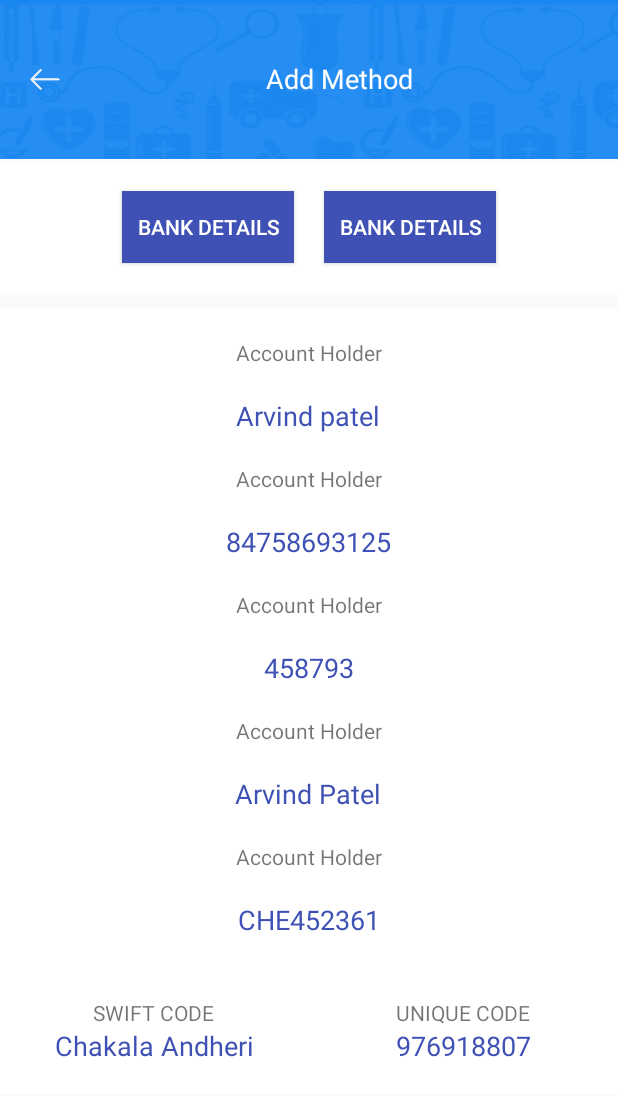
After one commit to daniyalahmedkhan/Teleafya, an Android app: the AddNewMethod screen opened directly, with no data from a screen before it, on a phone screen of 412 x 824 dp. The commit adds this screen. Shown: the top 1096 px of the screen. Run offline under Robolectric (Android 15) with nearby library versions, the phone set to English and light mode, and no system bars; Roboto replaces fonts that are not available here.

Commit message:
accoutn info done

```diff
--- a/app/src/main/AndroidManifest.xml
+++ b/app/src/main/AndroidManifest.xml
@@ -100,7 +100,11 @@
             android:theme="@style/AppTheme.NoActionBar"
             android:windowSoftInputMode="stateAlwaysHidden|adjustResize" />
         <activity android:name=".Ui.Pharmacy_Ui.CompanyInfo" />
-        <activity android:name=".Ui.Pharmacy_Ui.AccountInfo"></activity>
+        <activity android:name=".Ui.Pharmacy_Ui.AccountInfo" />
+        <activity android:name=".Ui.Pharmacy_Ui.AddNewMethod"
+            android:theme="@style/AppTheme.NoActionBar"
+
+            ></activity>
     </application>
 
 </manifest>
--- /dev/null
+++ b/app/src/main/java/com/example/ast/teleafya/Ui/Pharmacy_Ui/AddNewMethod.java
@@ -0,0 +1,35 @@
+package com.example.ast.teleafya.Ui.Pharmacy_Ui;
+
+import android.support.v7.app.AppCompatActivity;
+import android.os.Bundle;
+import android.widget.ListView;
+
+import com.example.ast.teleafya.R;
+
+import java.util.ArrayList;
+
+public class AddNewMethod extends AppCompatActivity {
+
+
+
+    String[] titles = {"Arvind patel" , "84758693125" , "458793" , "Arvind Patel" , "CHE452361" , "Chakala Andheri" , "976918807" , "Business"};
+    ArrayList<String[]> arr;
+
+    ListView l1;
+
+
+    @Override
+    protected void onCreate(Bundle savedInstanceState) {
+        super.onCreate(savedInstanceState);
+        setContentView(R.layout.activity_add_new_method);
+
+        arr = new ArrayList<>();
+        arr.add(titles);
+        l1 = (ListView) findViewById(R.id.listNewMethod);
+        NewMethod_Custom adapter = new NewMethod_Custom(AddNewMethod.this,  arr );
+        l1.setAdapter(adapter);
+
+
+
+    }
+}
--- a/app/src/main/java/com/example/ast/teleafya/Ui/Pharmacy_Ui/Custom_AccountAdapter.java
+++ b/app/src/main/java/com/example/ast/teleafya/Ui/Pharmacy_Ui/Custom_AccountAdapter.java
@@ -1,6 +1,7 @@
 package com.example.ast.teleafya.Ui.Pharmacy_Ui;
 
 import android.content.Context;
+import android.content.Intent;
 import android.support.annotation.NonNull;
 import android.support.annotation.Nullable;
 import android.view.LayoutInflater;
@@ -13,6 +14,8 @@ import android.widget.TextView;
 import com.example.ast.teleafya.R;
 
 import java.util.ArrayList;
+
+import static com.example.ast.teleafya.R.mipmap.star;
 
 /**
  * Created by Kashif on 10/31/2017.
@@ -77,6 +80,14 @@ public class Custom_AccountAdapter extends ArrayAdapter {
 
 
 
+        textView1.setOnClickListener(new View.OnClickListener() {
+            @Override
+            public void onClick(View view) {
+                Intent intent = new Intent(getContext(), AddNewMethod.class).setFlags(Intent.FLAG_ACTIVITY_NEW_TASK);;
+                getContext().startActivity(intent);
+
+            }
+        });
 
 
 
--- /dev/null
+++ b/app/src/main/java/com/example/ast/teleafya/Ui/Pharmacy_Ui/NewMethod_Custom.java
@@ -0,0 +1,83 @@
+package com.example.ast.teleafya.Ui.Pharmacy_Ui;
+
+import android.content.Context;
+import android.support.annotation.NonNull;
+import android.support.annotation.Nullable;
+import android.view.LayoutInflater;
+import android.view.View;
+import android.view.ViewGroup;
+import android.widget.ArrayAdapter;
+import android.widget.TextView;
+
+import com.example.ast.teleafya.R;
+
+import java.util.ArrayList;
+
+/**
+ * Created by Kashif on 11/1/2017.
+ */
+
+public class NewMethod_Custom extends ArrayAdapter {
+
+    String[] titleArray;
+    ArrayList<String[]> arr;
+
+
+    public NewMethod_Custom(Context context, ArrayList<String[]> arr) {
+        super(context, R.layout.new_method_custom, arr);
+        this.arr = arr;
+
+    }
+
+    @Override
+    public int getPosition(@Nullable Object item) {
+        return super.getPosition(item);
+    }
+
+    @Override
+    public int getCount() {
+        return super.getCount();
+    }
+
+    @NonNull
+    @Override
+    public View getView(int position, View convertView, ViewGroup parent) {
+
+
+        LayoutInflater inflater = (LayoutInflater) getContext().getSystemService(Context.LAYOUT_INFLATER_SERVICE);
+        View row = inflater.inflate(R.layout.new_method_custom, parent, false);
+
+
+
+        TextView textView1 = (TextView) row.findViewById(R.id.AccHolderName);
+        TextView textView2 = (TextView) row.findViewById(R.id.AccNumber2);
+        TextView textView3 = (TextView) row.findViewById(R.id.BankName2);
+        TextView textView4 = (TextView) row.findViewById(R.id.BranchName2);
+
+        TextView textView5 = (TextView) row.findViewById(R.id.BeneAdd2);
+
+        TextView textView6 = (TextView) row.findViewById(R.id.SwifCode);
+        TextView textView7 = (TextView) row.findViewById(R.id.uniquecode);
+        titleArray = arr.get(0);
+
+        textView1.setText(titleArray[0]);
+        textView2.setText(titleArray[1]);
+        textView3.setText(titleArray[2]);
+        textView4.setText(titleArray[3]);
+
+        textView5.setText(titleArray[4]);
+
+        textView6.setText(titleArray[5]);
+        textView7.setText(titleArray[6]);
+
+
+
+
+
+
+
+
+
+        return row;
+    }
+}
--- /dev/null
+++ b/app/src/main/res/layout/activity_add_new_method.xml
@@ -0,0 +1,89 @@
+<?xml version="1.0" encoding="utf-8"?>
+<LinearLayout xmlns:android="http://schemas.android.com/apk/res/android"
+    xmlns:app="http://schemas.android.com/apk/res-auto"
+    xmlns:tools="http://schemas.android.com/tools"
+    android:layout_width="match_parent"
+    android:layout_height="match_parent"
+    android:orientation="vertical"
+    tools:context="com.example.ast.teleafya.Ui.Pharmacy_Ui.AddNewMethod">
+
+    <LinearLayout
+        android:layout_width="match_parent"
+        android:layout_height="wrap_content"
+        android:orientation="horizontal"
+        android:background="@mipmap/profile_bg">
+
+
+        <ImageView
+            android:layout_width="wrap_content"
+            android:layout_height="wrap_content"
+            android:src="@mipmap/back"
+            android:layout_marginLeft="20dp"
+            android:layout_gravity="center"
+            />
+
+        <TextView
+            android:layout_width="match_parent"
+            android:layout_height="wrap_content"
+            android:text="Add Method"
+            android:textAppearance="@style/Base.TextAppearance.AppCompat.Medium"
+            android:textColor="@color/colorWhite"
+            android:gravity="center"
+            android:layout_marginTop="40dp"
+            />
+
+
+
+    </LinearLayout>
+
+
+
+
+    <LinearLayout
+        android:layout_width="match_parent"
+        android:layout_height="wrap_content"
+        android:background="@color/colorWhite"
+        android:orientation="horizontal"
+        android:gravity="center"
+        android:layout_marginTop="1dp"
+        android:paddingTop="10dp"
+        android:paddingBottom="10dp"
+        >
+
+        <Button
+            android:layout_width="wrap_content"
+            android:layout_height="wrap_content"
+            android:background="@color/colorPrimary"
+            android:text="Bank Details"
+            android:paddingLeft="10dp"
+            android:paddingRight="10dp"
+            android:layout_marginBottom="10dp"
+            android:layout_marginTop="10dp"
+            android:layout_marginRight="10dp"
+            android:textColor="@color/colorWhite"
+            />
+        <Button
+            android:layout_width="wrap_content"
+            android:layout_height="wrap_content"
+            android:background="@color/colorPrimary"
+            android:text="Bank Details"
+            android:paddingLeft="10dp"
+            android:layout_marginBottom="10dp"
+            android:layout_marginTop="10dp"
+            android:paddingRight="10dp"
+
+            android:layout_marginLeft="10dp"
+            android:textColor="@color/colorWhite"
+            />
+
+    </LinearLayout>
+
+
+    <ListView
+        android:layout_width="match_parent"
+        android:layout_height="wrap_content"
+        android:layout_marginTop="10dp"
+        android:id="@+id/listNewMethod"
+        ></ListView>
+
+</LinearLayout>
--- /dev/null
+++ b/app/src/main/res/layout/new_method_custom.xml
@@ -0,0 +1,251 @@
+<?xml version="1.0" encoding="utf-8"?>
+<LinearLayout xmlns:android="http://schemas.android.com/apk/res/android"
+    android:orientation="vertical"
+    android:layout_width="match_parent"
+    android:layout_height="match_parent">
+
+
+
+    <LinearLayout
+        android:layout_width="match_parent"
+        android:layout_height="wrap_content"
+        android:background="@color/colorWhite"
+        android:orientation="vertical">
+
+
+        <LinearLayout
+            android:layout_width="match_parent"
+            android:layout_height="wrap_content"
+            android:orientation="vertical"
+            android:gravity="center">
+
+
+            <TextView
+                android:layout_width="wrap_content"
+                android:layout_height="wrap_content"
+                android:text="Account Holder"
+                android:id="@+id/AccHolder"
+                android:textAppearance="@style/Base.TextAppearance.AppCompat.Small"
+                android:layout_marginTop="20dp"
+
+                />
+
+            <TextView
+                android:layout_width="wrap_content"
+                android:layout_height="wrap_content"
+                android:text="Account Holder"
+                android:id="@+id/AccHolderName"
+                android:textColor="@color/colorPrimary"
+                android:textAppearance="@style/Base.TextAppearance.AppCompat.Medium"
+                android:layout_marginTop="20dp"
+
+                />
+
+
+        </LinearLayout>
+        <LinearLayout
+            android:layout_width="match_parent"
+            android:layout_height="wrap_content"
+            android:orientation="vertical"
+            android:gravity="center">
+
+
+            <TextView
+                android:layout_width="wrap_content"
+                android:layout_height="wrap_content"
+                android:text="Account Holder"
+                android:id="@+id/AccNumber"
+                android:textAppearance="@style/Base.TextAppearance.AppCompat.Small"
+                android:layout_marginTop="20dp"
+
+                />
+
+            <TextView
+                android:layout_width="wrap_content"
+                android:layout_height="wrap_content"
+                android:text="Account Holder"
+                android:id="@+id/AccNumber2"
+                android:textColor="@color/colorPrimary"
+                android:textAppearance="@style/Base.TextAppearance.AppCompat.Medium"
+                android:layout_marginTop="20dp"
+
+                />
+
+
+        </LinearLayout>
+
+        <LinearLayout
+            android:layout_width="match_parent"
+            android:layout_height="wrap_content"
+            android:orientation="vertical"
+            android:gravity="center">
+
+
+            <TextView
+                android:layout_width="wrap_content"
+                android:layout_height="wrap_content"
+                android:text="Account Holder"
+                android:id="@+id/BankName"
+                android:textAppearance="@style/Base.TextAppearance.AppCompat.Small"
+                android:layout_marginTop="20dp"
+
+                />
+
+            <TextView
+                android:layout_width="wrap_content"
+                android:layout_height="wrap_content"
+                android:text="Account Holder"
+                android:id="@+id/BankName2"
+                android:textColor="@color/colorPrimary"
+                android:textAppearance="@style/Base.TextAppearance.AppCompat.Medium"
+                android:layout_marginTop="20dp"
+
+                />
+
+
+        </LinearLayout>
+
+        <LinearLayout
+            android:layout_width="match_parent"
+            android:layout_height="wrap_content"
+            android:orientation="vertical"
+            android:gravity="center">
+
+
+            <TextView
+                android:layout_width="wrap_content"
+                android:layout_height="wrap_content"
+                android:text="Account Holder"
+                android:id="@+id/BranchName"
+                android:textAppearance="@style/Base.TextAppearance.AppCompat.Small"
+                android:layout_marginTop="20dp"
+
+                />
+
+            <TextView
+                android:layout_width="wrap_content"
+                android:layout_height="wrap_content"
+                android:text="Account Holder"
+                android:id="@+id/BranchName2"
+                android:textColor="@color/colorPrimary"
+                android:textAppearance="@style/Base.TextAppearance.AppCompat.Medium"
+                android:layout_marginTop="20dp"
+
+                />
+
+
+        </LinearLayout>
+
+        <LinearLayout
+            android:layout_width="match_parent"
+            android:layout_height="wrap_content"
+            android:orientation="vertical"
+            android:gravity="center">
+
+
+            <TextView
+                android:layout_width="wrap_content"
+                android:layout_height="wrap_content"
+                android:text="Account Holder"
+                android:id="@+id/BeneAdd"
+                android:textAppearance="@style/Base.TextAppearance.AppCompat.Small"
+                android:layout_marginTop="20dp"
+
+                />
+
+            <TextView
+                android:layout_width="wrap_content"
+                android:layout_height="wrap_content"
+                android:text="Account Holder"
+                android:id="@+id/BeneAdd2"
+                android:textColor="@color/colorPrimary"
+                android:textAppearance="@style/Base.TextAppearance.AppCompat.Medium"
+                android:layout_marginTop="20dp"
+
+                />
+
+
+        </LinearLayout>
+
+
+        <LinearLayout
+            android:layout_width="match_parent"
+            android:layout_height="wrap_content"
+            android:orientation="horizontal"
+            android:weightSum="4"
+            android:paddingBottom="20dp"
+            android:layout_marginTop="20dp"
+
+
+            >
+
+            <LinearLayout
+                android:layout_width="match_parent"
+                android:layout_height="wrap_content"
+                android:orientation="vertical"
+                android:layout_marginTop="20dp"
+                android:layout_weight="2"
+                android:gravity="center"
+                >
+
+                <TextView
+                    android:layout_width="wrap_content"
+                    android:layout_height="wrap_content"
+                    android:text="SWIFT CODE"
+                    android:textAppearance="@style/Base.TextAppearance.AppCompat.Small"
+
+                    />
+
+                <TextView
+                    android:layout_width="wrap_content"
+                    android:layout_height="wrap_content"
+                    android:text="SWIFT CODE"
+                    android:id="@+id/SwifCode"
+                    android:textColor="@color/colorPrimary"
+                    android:textAppearance="@style/Base.TextAppearance.AppCompat.Medium"
+
+                    />
+
+            </LinearLayout>
+
+
+            <LinearLayout
+                android:layout_width="match_parent"
+                android:layout_height="wrap_content"
+                android:orientation="vertical"
+                android:layout_marginTop="20dp"
+                android:layout_weight="2"
+                android:gravity="center"
+
+                >
+
+                <TextView
+                    android:layout_width="wrap_content"
+                    android:layout_height="wrap_content"
+                    android:text="UNIQUE CODE"
+                    android:textAppearance="@style/Base.TextAppearance.AppCompat.Small"
+
+                    />
+
+                <TextView
+                    android:layout_width="wrap_content"
+                    android:layout_height="wrap_content"
+                    android:text="SWIFT CODE"
+                    android:id="@+id/uniquecode"
+                    android:textColor="@color/colorPrimary"
+                    android:textAppearance="@style/Base.TextAppearance.AppCompat.Medium"
+
+                    />
+
+            </LinearLayout>
+
+
+
+
+
+        </LinearLayout>
+
+
+    </LinearLayout>
+
+</LinearLayout>
```
